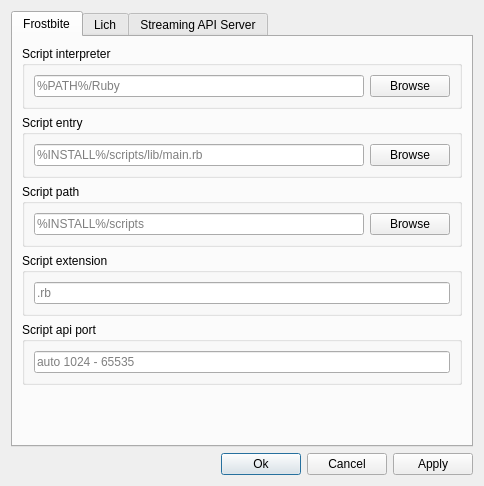
First picture: the form in gui/scriptsettingsdialog.ui, repository matoom/frostbite, before the edit.
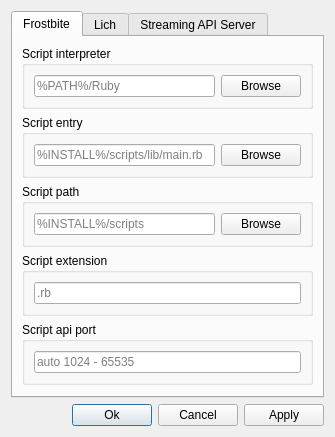
Second picture: the form after the edit. Icons and pictures are not drawn.

Patch:
```diff
--- a/gui/scriptsettingsdialog.ui
+++ b/gui/scriptsettingsdialog.ui
@@ -6,8 +6,8 @@
    <rect>
     <x>0</x>
     <y>0</y>
-    <width>484</width>
-    <height>486</height>
+    <width>335</width>
+    <height>401</height>
    </rect>
   </property>
   <property name="windowTitle">
```
